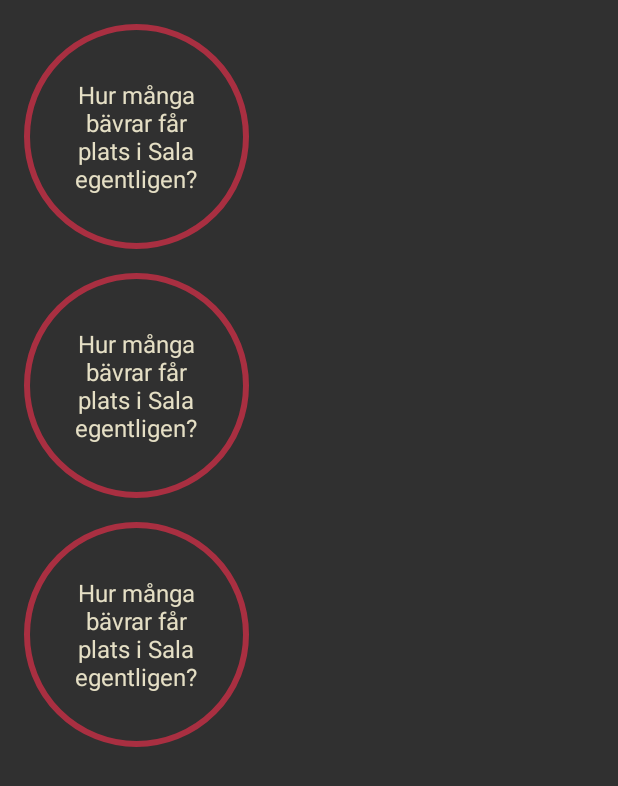
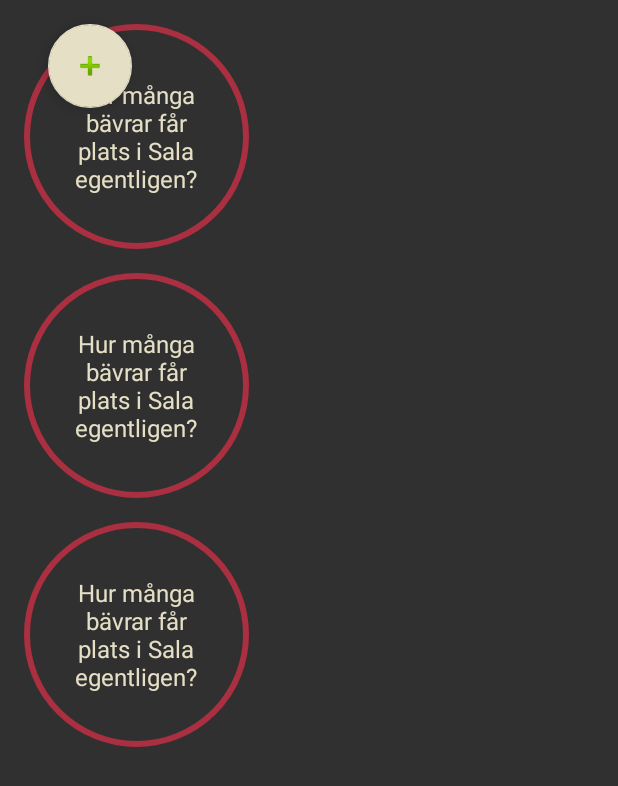
Before and after one commit to bystam/landet, an Android app: the layout fragment_topics.xml on its own in the app's theme, with its tools: preview values and no code run, on a phone screen of 412 x 824 dp. Shown: the top 786 px of the screen. Run offline under Robolectric (Android 15) with nearby library versions, the phone set to English and light mode, and no system bars.

Commit message:
adds ability to create topics. very ugly. woops.

```diff
--- a/android/app/src/main/AndroidManifest.xml
+++ b/android/app/src/main/AndroidManifest.xml
@@ -22,6 +22,7 @@
         <activity android:name=".events.EventDetailsActivity"/>
         <activity android:name=".topics.TopicDetailsActivity"/>
         <activity android:name=".events.CreateEventActivity"/>
+        <activity android:name=".topics.CreateTopicActivity"/>
     </application>
 
 </manifest>
--- a/android/app/src/main/res/layout/fragment_topics.xml
+++ b/android/app/src/main/res/layout/fragment_topics.xml
@@ -2,6 +2,7 @@
     xmlns:tools="http://schemas.android.com/tools"
     android:layout_width="match_parent"
     android:layout_height="match_parent"
+    xmlns:app="http://schemas.android.com/apk/res-auto"
     android:paddingLeft="16dp"
     android:paddingRight="16dp"
     tools:context=".topics.TopicsFragment">
@@ -12,4 +13,16 @@
         android:layout_height="match_parent"
         tools:listitem="@layout/list_item_topic"/>
 
+    <android.support.design.widget.FloatingActionButton
+        android:id="@+id/fab"
+        app:layout_behavior="com.landet.landet.ScrollAwareFabBehavior"
+        android:layout_width="wrap_content"
+        android:layout_height="wrap_content"
+        android:layout_gravity="bottom|end"
+        android:layout_margin="16dp"
+        android:src="@android:drawable/ic_input_add"
+        app:fabSize="normal"
+        app:layout_anchor="@id/recycler_view"
+        app:layout_anchorGravity="bottom|right|end" />
+
 </RelativeLayout>
--- a/android/app/src/main/res/values/strings.xml
+++ b/android/app/src/main/res/values/strings.xml
@@ -38,4 +38,5 @@
     <string name="create">Create</string>
     <string name="pick_date">Pick date</string>
     <string name="pick_time">Pick time</string>
+    <string name="create_new_topic">Create a new topic</string>
 </resources>
```
Also changed, not shown: android/app/src/main/java/com/landet/landet/topics/CreateTopicActivity.java (added, +75 -0 lines), android/app/src/main/java/com/landet/landet/topics/TopicsFragment.java (+20 -16 lines), android/app/src/main/res/layout/activity_create_topic.xml (added, +32 -0 lines).
